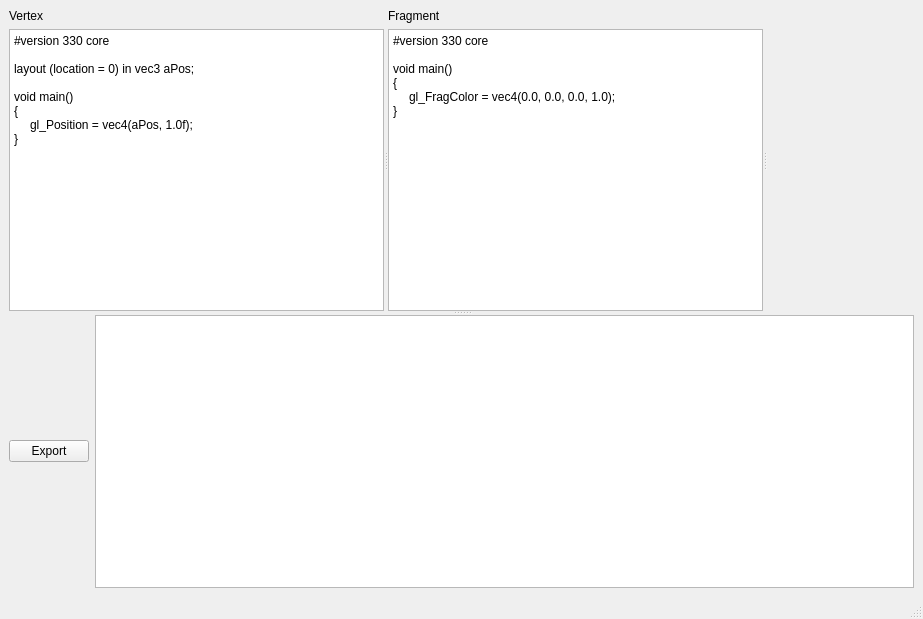
First picture: the form in mainwindow.ui, repository MEHRDADsmj/ShEd, before the edit.
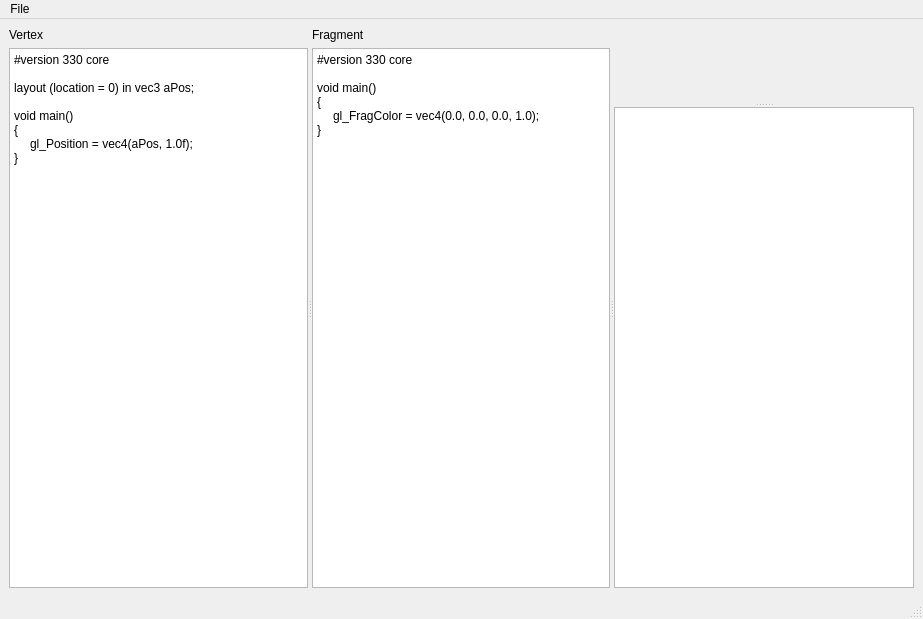
Second picture: the form after the edit. Custom widgets are drawn as their Qt base class.

What changed in the file:
```diff
--- a/mainwindow.ui
+++ b/mainwindow.ui
@@ -27,18 +27,14 @@
     <item>
      <widget class="QSplitter" name="splitter_3">
       <property name="orientation">
-       <enum>Qt::Vertical</enum>
+       <enum>Qt::Horizontal</enum>
       </property>
       <widget class="QSplitter" name="splitter_2">
        <property name="orientation">
         <enum>Qt::Horizontal</enum>
        </property>
-       <widget class="QSplitter" name="splitter">
-        <property name="orientation">
-         <enum>Qt::Horizontal</enum>
-        </property>
-        <widget class="QWidget" name="layoutWidget">
-         <layout class="QVBoxLayout" name="verticalLayout">
+       <widget class="QWidget" name="">
+        <layout class="QVBoxLayout" name="verticalLayout_2">
           <item>
            <widget class="QLabel" name="lblVertex">
             <property name="text">
@@ -69,8 +65,8 @@
           </item>
          </layout>
         </widget>
-        <widget class="QWidget" name="layoutWidget">
-         <layout class="QVBoxLayout" name="verticalLayout_2">
+       <widget class="QWidget" name="">
+        <layout class="QVBoxLayout" name="verticalLayout">
           <item>
            <widget class="QLabel" name="lblFragment">
             <property name="text">
@@ -100,21 +96,18 @@
          </layout>
         </widget>
        </widget>
+      <widget class="QSplitter" name="splitter">
+       <property name="sizePolicy">
+        <sizepolicy hsizetype="Preferred" vsizetype="Expanding">
+         <horstretch>0</horstretch>
+         <verstretch>0</verstretch>
+        </sizepolicy>
+       </property>
+       <property name="orientation">
+        <enum>Qt::Vertical</enum>
+       </property>
        <widget class="Renderer" name="widgetRenderer" native="true"/>
-      </widget>
-      <widget class="QWidget" name="layoutWidget">
-       <layout class="QHBoxLayout" name="horizontalLayout">
-        <item>
-         <widget class="QPushButton" name="btnExport">
-          <property name="text">
-           <string>Export</string>
-          </property>
-         </widget>
-        </item>
-        <item>
          <widget class="QListWidget" name="listErrorList"/>
-        </item>
-       </layout>
       </widget>
      </widget>
     </item>
@@ -129,6 +122,13 @@
      <height>25</height>
     </rect>
    </property>
+   <widget class="QMenu" name="menuFile">
+    <property name="title">
+     <string>File</string>
+    </property>
+    <addaction name="actionExport"/>
+   </widget>
+   <addaction name="menuFile"/>
   </widget>
   <widget class="QStatusBar" name="statusbar"/>
  </widget>
```
Left out of the diff: 5 changed lines with no effect on the pictures. Lines whose indentation alone changed are shown as unchanged.
